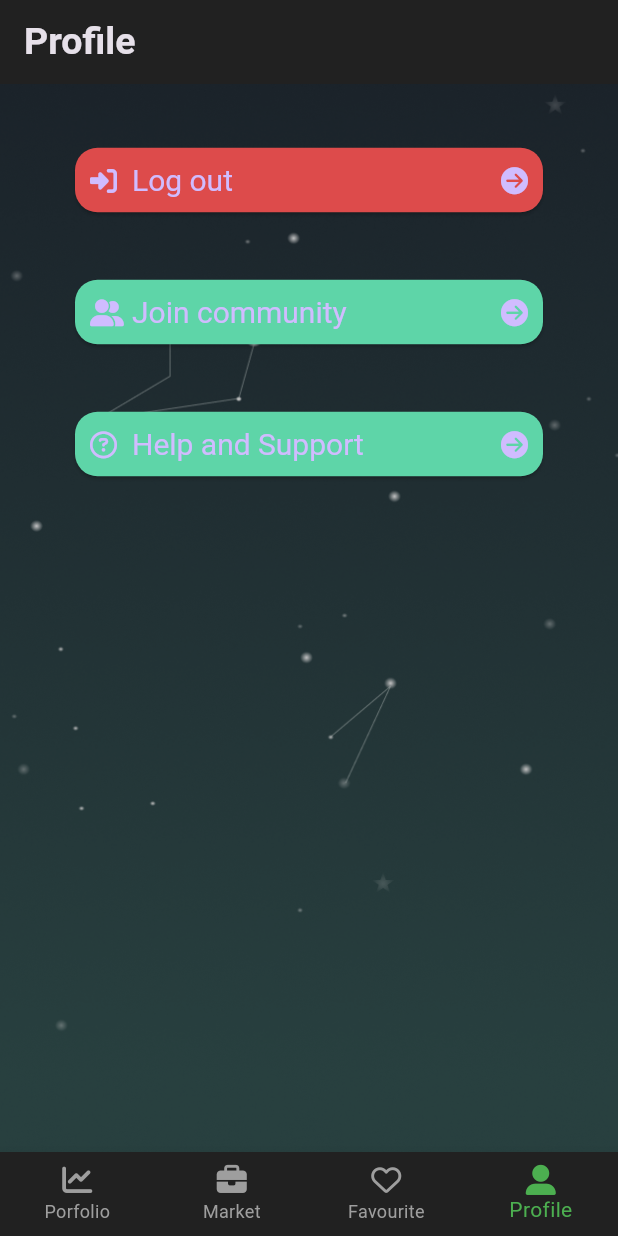
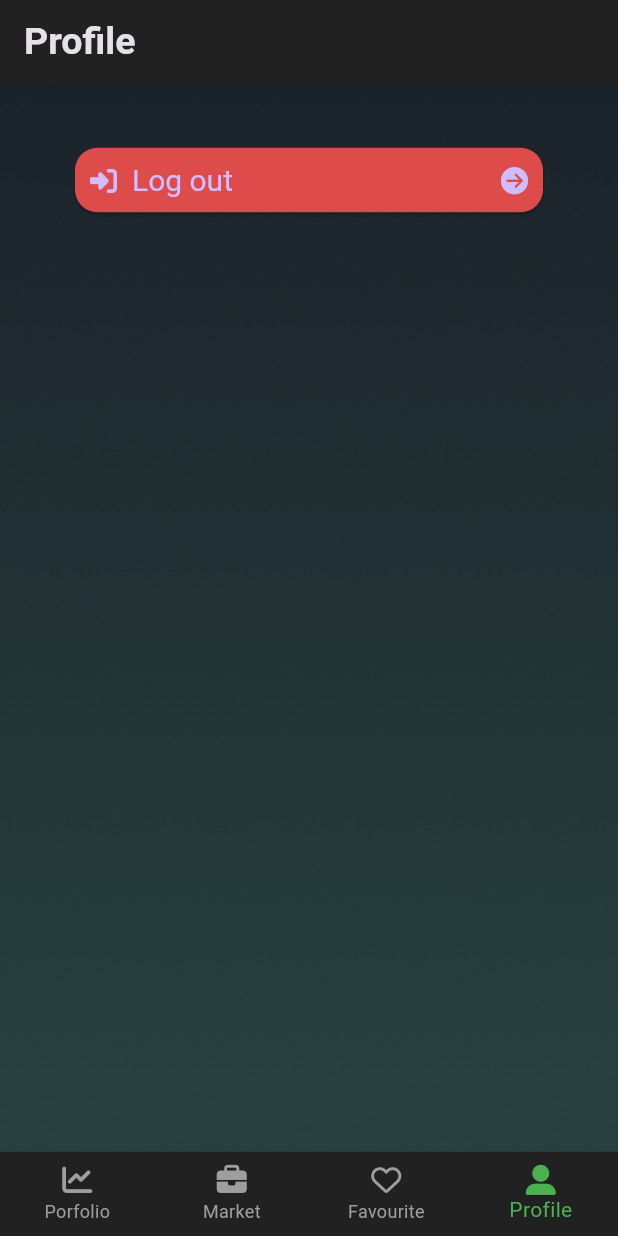
Before and after one commit to JonathanMonga/zekryptofolio, a Flutter app: the screen it shows once a user with an empty profile is signed in, item 4 of the bottom bar chosen, on a phone screen of 412 x 824 dp. Run offline on Flutter 3.47's test engine with Material 3 defaults, Android fonts, the phone set to English and light mode, and no system bars; our stand-ins replace cloud_firestore, firebase_core, fl_chart, flutter_svg, font_awesome_flutter, google_fonts and 2 more; missing offline and left inert: coingecko_api, random_color; accounts and stored records are empty; network calls fail.

Commit message:
update portfolio.dart, summary_item.dart and body.dart

```diff
--- a/lib/portfolio/portfolio.dart
+++ b/lib/portfolio/portfolio.dart
@@ -172,7 +172,7 @@ class _SummaryListWidgetState extends State<_SummaryListWidget> {
                             ),
                             Expanded(
                               flex: 5,
-                              child: Text('\$$totalValue',
+                              child: Text('\$${totalValue.toStringAsFixed(2)}',
                                   textAlign: TextAlign.right,
                                   style: const TextStyle(
                                       fontSize: 15,
@@ -329,7 +329,8 @@ class PieChartState extends State<PortfolioPieChart> {
         PieChartSectionData(
           color: colors[i],
           value: summary[i]["total"] + 0.0,
-          title: ((summary[i]["total"] / totalValue) * 100).toStringAsFixed(2),
+          title: ((summary[i]["total"] / totalValue) * 100).toStringAsFixed(2) +
+              "%",
           radius: radius,
           titleStyle: TextStyle(
             fontSize: fontSize,
--- a/lib/profile/body.dart
+++ b/lib/profile/body.dart
@@ -27,7 +27,7 @@ class Body extends StatelessWidget {
       body: Container(
           decoration: const BoxDecoration(
               image: DecorationImage(
-            image: AssetImage('assets/Background.jpg'),
+            image: AssetImage('assets/Background_base.jpg'),
             fit: BoxFit.cover,
           )),
           child: ListView(
@@ -42,18 +42,6 @@ class Body extends StatelessWidget {
                   Navigator.of(context)
                       .pushNamedAndRemoveUntil('/', (route) => false);
                 },
-              ),
-              Button(
-                color: const Color.fromARGB(255, 94, 213, 168),
-                icon: FontAwesomeIcons.userFriends,
-                text: "Join community",
-                press: () => Navigator.pushNamed(context, '/community'),
-              ),
-              Button(
-                color: const Color.fromARGB(255, 94, 213, 168),
-                icon: FontAwesomeIcons.questionCircle,
-                text: "Help and Support",
-                press: () => Navigator.pushNamed(context, '/support'),
               ),
             ],
           )),
```
Also changed, not shown: lib/portfolio/summary_item.dart (+5 -2 lines).
